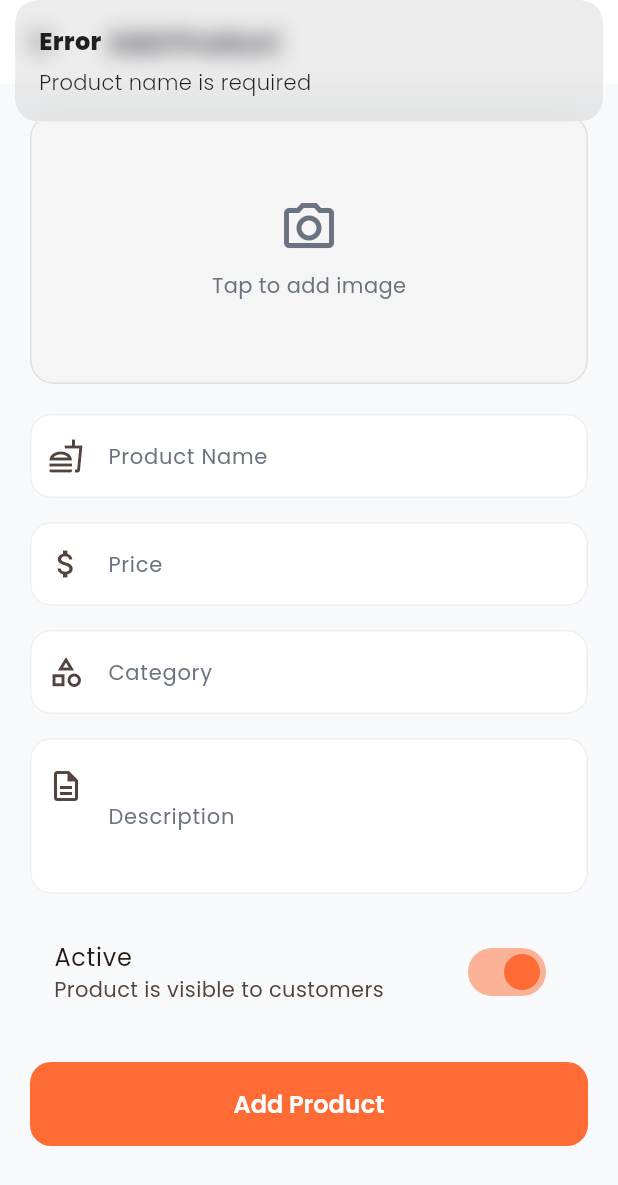
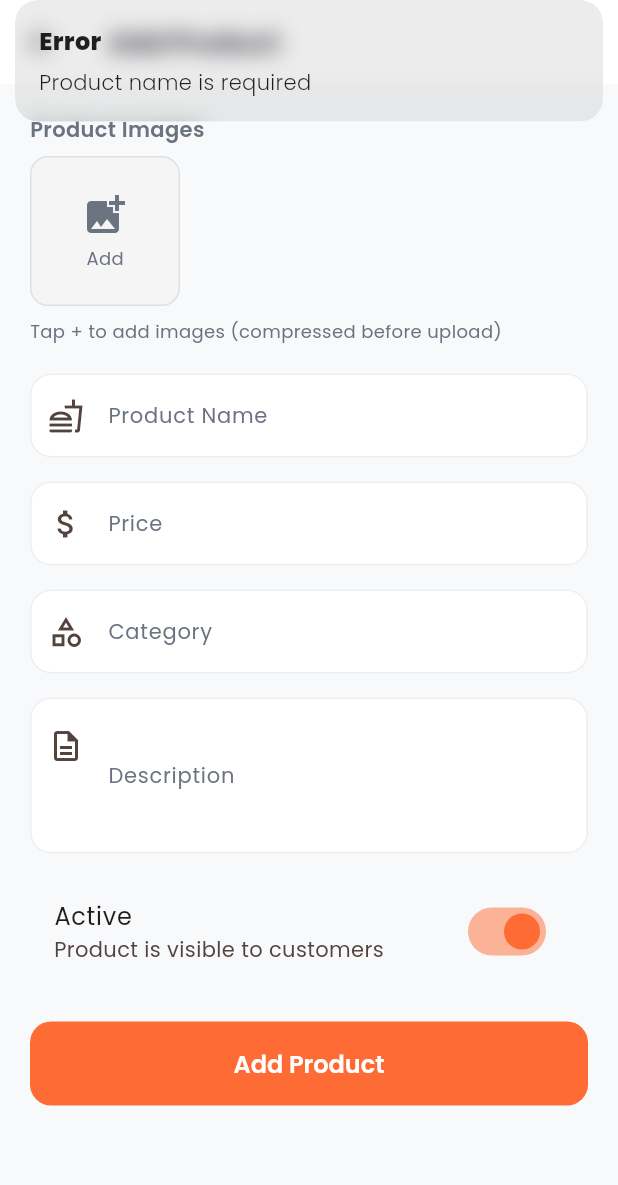
Before and after one commit to SDL455/order_food, a Flutter app: the AdminProductFormScreen screen opened by its route, after a tap on "Add Product", on a phone screen of 412 x 824 dp. Shown: the top 1185 px of the screen. Run offline on Flutter 3.47's test engine with Material 3 defaults, Android fonts, the phone set to English and light mode, and no system bars; our stand-ins replace cached_network_image, cloud_firestore, firebase_auth, firebase_core, firebase_messaging, firebase_storage and 8 more; accounts and stored records are empty.

Commit message:
update widget update image

```diff
--- a/lib/data/models/product_model.dart
+++ b/lib/data/models/product_model.dart
@@ -7,6 +7,7 @@ class ProductModel {
   final String name;
   final double price;
   final String imageUrl;
+  final List<String> imageUrls;
   final String desc;
   final String category;
   final bool isActive;
@@ -20,25 +21,43 @@ class ProductModel {
     required this.name,
     required this.price,
     this.imageUrl = '',
+    List<String>? imageUrls,
     this.desc = '',
     this.category = '',
     this.isActive = true,
     this.avgRating = 0,
     this.ratingCount = 0,
     DateTime? createdAt,
-  }) : createdAt = createdAt ?? DateTime.now();
+  })  : imageUrls = imageUrls ?? [],
+        createdAt = createdAt ?? DateTime.now();
+
+  /// First image URL for display (backward compatible with single imageUrl).
+  String get displayImageUrl {
+    if (imageUrls.isNotEmpty) return imageUrls.first;
+    return imageUrl;
+  }
 
   factory ProductModel.fromMap(
     Map<String, dynamic> map,
     String id,
     String shopId,
   ) {
+    final rawUrls = map['imageUrls'];
+    List<String> urls = [];
+    if (rawUrls is List) {
+      urls = rawUrls.map((e) => e?.toString() ?? '').where((s) => s.isNotEmpty).toList();
+    }
+    final singleUrl = map['imageUrl'] ?? '';
+    if (urls.isEmpty && singleUrl.toString().isNotEmpty) {
+      urls = [singleUrl.toString()];
+    }
     return ProductModel(
       id: id,
       shopId: shopId,
       name: map['name'] ?? '',
       price: (map['price'] ?? 0).toDouble(),
-      imageUrl: map['imageUrl'] ?? '',
+      imageUrl: urls.isNotEmpty ? urls.first : singleUrl.toString(),
+      imageUrls: urls,
       desc: map['desc'] ?? '',
       category: map['category'] ?? '',
       isActive: map['isActive'] ?? true,
@@ -51,7 +70,8 @@ class ProductModel {
   Map<String, dynamic> toMap() => {
     'name': name,
     'price': price,
-    'imageUrl': imageUrl,
+    'imageUrl': displayImageUrl,
+    'imageUrls': imageUrls,
     'desc': desc,
     'category': category,
     'isActive': isActive,
--- a/lib/data/repositories/auth_repository.dart
+++ b/lib/data/repositories/auth_repository.dart
@@ -1,6 +1,4 @@
 import 'package:cloud_firestore/cloud_firestore.dart';
-import 'package:firebase_auth/firebase_auth.dart';
-
 import '../../core/constants/app_constants.dart';
 import '../../core/services/firebase_service.dart';
 import '../../core/services/notification_service.dart';
--- a/lib/features/admin/product_manage/controller/admin_product_controller.dart
+++ b/lib/features/admin/product_manage/controller/admin_product_controller.dart
@@ -4,6 +4,7 @@ import 'package:get/get.dart';
 
 import '../../../../core/constants/app_constants.dart';
 import '../../../../core/utils/app_logger.dart';
+import '../../../../core/utils/image_compression_util.dart';
 import '../../../../core/services/storage_service.dart';
 import '../../../../data/models/product_model.dart';
 import '../../../../data/repositories/product_repository.dart';
@@ -21,7 +22,7 @@ class AdminProductController extends GetxController {
   final price = 0.0.obs;
   final desc = ''.obs;
   final category = ''.obs;
-  final imageUrl = ''.obs;
+  final imageUrls = <String>[].obs;
   final isActive = true.obs;
 
   String get shopId => Get.arguments as String? ?? '';
@@ -54,7 +55,7 @@ class AdminProductController extends GetxController {
     price.value = p.price;
     desc.value = p.desc;
     category.value = p.category;
-    imageUrl.value = p.imageUrl;
+    imageUrls.value = p.imageUrls.isNotEmpty ? List.from(p.imageUrls) : (p.imageUrl.isNotEmpty ? [p.imageUrl] : []);
     isActive.value = p.isActive;
   }
 
@@ -65,21 +66,37 @@ class AdminProductController extends GetxController {
     price.value = 0;
     desc.value = '';
     category.value = '';
-    imageUrl.value = '';
+    imageUrls.value = [];
     isActive.value = true;
   }
 
-  /// Upload an image and set the imageUrl.
-  Future<void> uploadImage(File file) async {
+  /// Remove image at index.
+  void removeImage(int index) {
+    if (index >= 0 && index < imageUrls.length) {
+      imageUrls.removeAt(index);
+      imageUrls.refresh();
+    }
+  }
+
+  /// Upload one or more images (compressed) and append URLs.
+  Future<void> uploadImages(List<File> files) async {
+    if (files.isEmpty) return;
     try {
       isSaving.value = true;
-      final url = await StorageService.instance.uploadImage(
-        file,
-        AppConstants.productImages,
-      );
-      imageUrl.value = url;
+      var toUpload = await ImageCompressionUtil.compressImages(files);
+      if (toUpload.isEmpty) {
+        toUpload = files;
+      }
+      for (final file in toUpload) {
+        final url = await StorageService.instance.uploadImage(
+          file,
+          AppConstants.productImages,
+        );
+        imageUrls.add(url);
+      }
+      imageUrls.refresh();
     } catch (e, st) {
-      AppLogger.e('uploadImage failed', e, st);
+      AppLogger.e('uploadImages failed', e, st);
       Get.snackbar('Error', 'Failed to upload image');
     } finally {
       isSaving.value = false;
@@ -102,7 +119,8 @@ class AdminProductController extends GetxController {
           'price': price.value,
           'desc': desc.value,
           'category': category.value,
-          'imageUrl': imageUrl.value,
+          'imageUrl': imageUrls.isNotEmpty ? imageUrls.first : '',
+          'imageUrls': imageUrls,
           'isActive': isActive.value,
         });
       } else {
@@ -114,7 +132,8 @@ class AdminProductController extends GetxController {
           price: price.value,
           desc: desc.value,
           category: category.value,
-          imageUrl: imageUrl.value,
+          imageUrl: imageUrls.isNotEmpty ? imageUrls.first : '',
+          imageUrls: imageUrls,
           isActive: isActive.value,
         );
         await _repo.addProduct(shopId, product);
--- a/lib/features/admin/product_manage/views/admin_product_form_screen.dart
+++ b/lib/features/admin/product_manage/views/admin_product_form_screen.dart
@@ -25,41 +25,47 @@ class AdminProductFormScreen extends GetView<AdminProductController> {
           crossAxisAlignment: CrossAxisAlignment.stretch,
           children: [
             Obx(
-              () => GestureDetector(
-                onTap: _pickImage,
-                child: Container(
-                  height: 180,
-                  decoration: BoxDecoration(
-                    color: Colors.grey.shade100,
-                    borderRadius: BorderRadius.circular(16),
-                    border: Border.all(color: Colors.grey.shade300),
-                  ),
-                  child: controller.imageUrl.value.isNotEmpty
-                      ? ClipRRect(
-                          borderRadius: BorderRadius.circular(16),
-                          child: CachedNetworkImage(
-                            imageUrl: controller.imageUrl.value,
-                            fit: BoxFit.cover,
-                            width: double.infinity,
-                          ),
-                        )
-                      : const Column(
-                          mainAxisAlignment: MainAxisAlignment.center,
+              () {
+                final urls = controller.imageUrls.toList();
+                return Column(
+                  crossAxisAlignment: CrossAxisAlignment.start,
                   children: [
-                            Icon(
-                              Icons.camera_alt_outlined,
-                              size: 40,
+                    Text(
+                      'Product Images',
+                      style: TextStyle(
+                        fontSize: 14,
+                        fontWeight: FontWeight.w600,
                         color: AppTheme.textSecondary,
                       ),
-                            SizedBox(height: 8),
-                            Text(
-                              'Tap to add image',
-                              style: TextStyle(color: AppTheme.textSecondary),
                     ),
+                    const SizedBox(height: 8),
+                    Wrap(
+                      spacing: 8,
+                      runSpacing: 8,
+                      children: [
+                        ...urls.asMap().entries.map(
+                              (e) => _buildImageChip(
+                                url: e.value,
+                                onRemove: () => controller.removeImage(e.key),
+                              ),
+                            ),
+                        _buildAddImageButton(),
                       ],
+                    ),
+                    if (urls.isEmpty)
+                      Padding(
+                        padding: const EdgeInsets.only(top: 8),
+                        child: Text(
+                          'Tap + to add images (compressed before upload)',
+                          style: TextStyle(
+                            fontSize: 12,
+                            color: AppTheme.textSecondary,
                           ),
                         ),
                       ),
+                  ],
+                );
+              },
             ),
             const SizedBox(height: 20),
             TextField(
@@ -133,15 +139,90 @@ class AdminProductFormScreen extends GetView<AdminProductController> {
     );
   }
 
-  Future<void> _pickImage() async {
+  Widget _buildImageChip({
+    required String url,
+    required VoidCallback onRemove,
+  }) {
+    return Stack(
+      clipBehavior: Clip.none,
+      children: [
+        ClipRRect(
+          borderRadius: BorderRadius.circular(12),
+          child: CachedNetworkImage(
+            imageUrl: url,
+            width: 100,
+            height: 100,
+            fit: BoxFit.cover,
+            placeholder: (_, __) => Container(
+              color: Colors.grey.shade200,
+              child: const Center(child: CircularProgressIndicator(strokeWidth: 2)),
+            ),
+            errorWidget: (_, __, ___) => Container(
+              color: Colors.grey.shade200,
+              child: const Icon(Icons.broken_image, color: Colors.grey),
+            ),
+          ),
+        ),
+        Positioned(
+          top: -6,
+          right: -6,
+          child: GestureDetector(
+            onTap: onRemove,
+            child: Container(
+              padding: const EdgeInsets.all(4),
+              decoration: const BoxDecoration(
+                color: Colors.red,
+                shape: BoxShape.circle,
+              ),
+              child: const Icon(Icons.close, size: 16, color: Colors.white),
+            ),
+          ),
+        ),
+      ],
+    );
+  }
+
+  Widget _buildAddImageButton() {
+    return GestureDetector(
+      onTap: _pickImages,
+      child: Container(
+        width: 100,
+        height: 100,
+        decoration: BoxDecoration(
+          color: Colors.grey.shade100,
+          borderRadius: BorderRadius.circular(12),
+          border: Border.all(color: Colors.grey.shade300),
+        ),
+        child: const Column(
+          mainAxisAlignment: MainAxisAlignment.center,
+          children: [
+            Icon(Icons.add_photo_alternate, size: 32, color: AppTheme.textSecondary),
+            SizedBox(height: 4),
+            Text(
+              'Add',
+              style: TextStyle(color: AppTheme.textSecondary, fontSize: 12),
+            ),
+          ],
+        ),
+      ),
+    );
+  }
+
+  Future<void> _pickImages() async {
     final picker = ImagePicker();
-    final picked = await picker.pickImage(
-      source: ImageSource.gallery,
-      maxWidth: 800,
-      imageQuality: 80,
-    );
-    if (picked != null) {
-      await controller.uploadImage(File(picked.path));
+    final picked = await picker.pickMultiImage(limit: 10);
+    if (picked.isEmpty) return;
+    final files = <File>[];
+    for (final x in picked) {
+      if (x.path.isNotEmpty) {
+        final f = File(x.path);
+        if (await f.exists()) files.add(f);
+      }
+    }
+    if (files.isNotEmpty) {
+      await controller.uploadImages(files);
+    } else {
+      Get.snackbar('Error', 'Could not read selected images');
     }
   }
 }
--- a/lib/features/admin/product_manage/views/admin_product_list_screen.dart
+++ b/lib/features/admin/product_manage/views/admin_product_list_screen.dart
@@ -58,9 +58,9 @@ class AdminProductListScreen extends GetView<AdminProductController> {
                 contentPadding: const EdgeInsets.all(12),
                 leading: ClipRRect(
                   borderRadius: BorderRadius.circular(10),
-                  child: p.imageUrl.isNotEmpty
+                  child: p.displayImageUrl.isNotEmpty
                       ? CachedNetworkImage(
-                          imageUrl: p.imageUrl,
+                          imageUrl: p.displayImageUrl,
                           width: 56,
                           height: 56,
                           fit: BoxFit.cover,
--- a/lib/features/cart/controller/cart_controller.dart
+++ b/lib/features/cart/controller/cart_controller.dart
@@ -48,7 +48,7 @@ class CartController extends GetxController {
           shopId: product.shopId,
           name: product.name,
           price: product.price,
-          imageUrl: product.imageUrl,
+          imageUrl: product.displayImageUrl,
         ),
       );
     }
--- a/lib/features/product/views/product_detail_screen.dart
+++ b/lib/features/product/views/product_detail_screen.dart
@@ -54,9 +54,9 @@ class ProductDetailScreen extends GetView<ProductDetailController> {
                 background: Stack(
                   fit: StackFit.expand,
                   children: [
-                    product.imageUrl.isNotEmpty
+                    product.displayImageUrl.isNotEmpty
                         ? CachedNetworkImage(
-                            imageUrl: product.imageUrl,
+                            imageUrl: product.displayImageUrl,
                             fit: BoxFit.cover,
                           )
                         : Container(
--- a/lib/features/shop/widgets/product_grid_card.dart
+++ b/lib/features/shop/widgets/product_grid_card.dart
@@ -32,9 +32,9 @@ class ProductGridCard extends StatelessWidget {
               borderRadius: const BorderRadius.vertical(top: Radius.circular(20)),
               child: Stack(
                 children: [
-                  product.imageUrl.isNotEmpty
+                  product.displayImageUrl.isNotEmpty
                       ? CachedNetworkImage(
-                          imageUrl: product.imageUrl,
+                          imageUrl: product.displayImageUrl,
                           height: 120,
                           width: double.infinity,
                           fit: BoxFit.cover,
--- a/pubspec.yaml
+++ b/pubspec.yaml
@@ -48,6 +48,7 @@ dependencies:
   google_maps_flutter: ^2.13.1
   photo_view: ^0.15.0
   loading_animation_widget: ^1.3.0
+  flutter_image_compress: ^2.4.0
 
 dev_dependencies:
   flutter_test:
```
Also changed, not shown: lib/core/utils/image_compression_util.dart (added, +45 -0 lines), pubspec.lock, 1 other file. Lines whose indentation alone changed are shown as unchanged.
